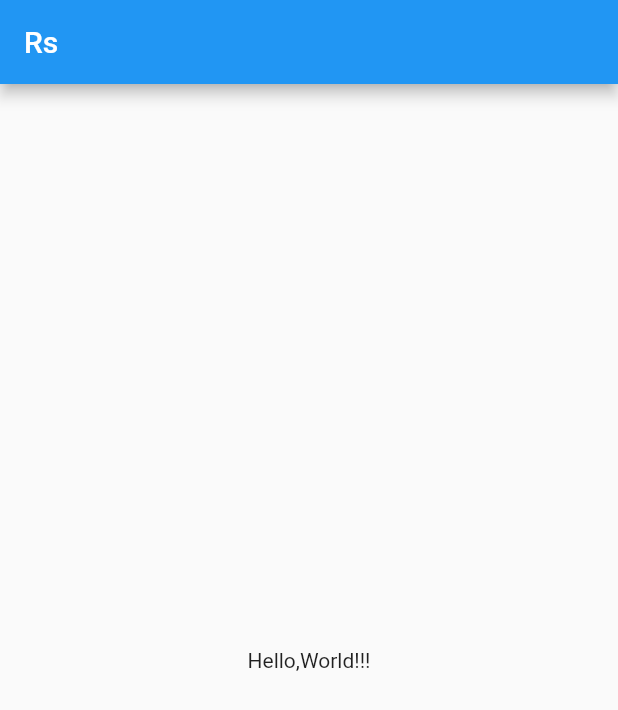
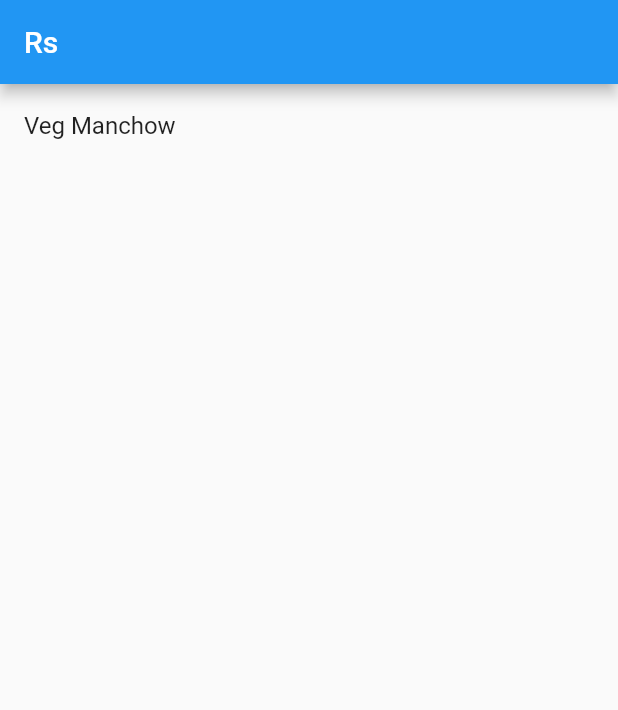
Before and after one commit to shrkamat/ros, a Flutter app: the screen it shows after launch, on a phone screen of 412 x 824 dp. Shown: the top 710 px of the screen. Run offline on Flutter 3.47's test engine with Material 2 defaults, Android fonts, the phone set to English and light mode, and no system bars.

Commit message:
Basic ListView from file data

```diff
--- a/lib/main.dart
+++ b/lib/main.dart
@@ -1,3 +1,6 @@
+import 'dart:async';
+import 'dart:convert';
+
 import 'package:flutter/material.dart';
 
 void main() {
@@ -15,16 +18,65 @@ class MyApp extends StatelessWidget {
         theme: ThemeData(
           primarySwatch: Colors.blue,
         ),
-        //home: const MyHomePage(title: 'Flutter Demo Home Page'),
         home: Scaffold(
           appBar: AppBar(
             title: const Text('Rs'),
           ),
-          body: const Center(
-            child: Text(
-              "Hello,World!!!",
-            ),
-          ),
+          body: const HomePage(),
         ));
   }
 }
+
+class MenuItem {
+  String name = "";
+
+  MenuItem(name) {
+    print('skm ??' + name);
+    this.name = name;
+  }
+
+  factory MenuItem.fromJson(Map<String, dynamic> jsObj) {
+    return MenuItem(jsObj["name"]);
+  }
+}
+
+class HomePage extends StatelessWidget {
+  const HomePage({Key? key}) : super(key: key);
+
+  ListView _itemsView(data) {
+    return ListView.builder(
+      itemCount: data.length,
+      itemBuilder: (context, index) {
+        return _tile(data[index]);
+      },
+    );
+  }
+
+  ListTile _tile(MenuItem classification) => ListTile(
+        title: Text(classification.name),
+      );
+
+  Future<List<MenuItem>> _fetchClassifications(BuildContext context) async {
+    String data = await DefaultAssetBundle.of(context)
+        .loadString("assets/api/app_page.json");
+    final resp = json.decode(data);
+    List menu = resp['Classification'][0]['MenuItems'];
+    return menu.map((jsObj) => MenuItem.fromJson(jsObj)).toList();
+  }
+
+  @override
+  Widget build(BuildContext context) {
+    return FutureBuilder<List<MenuItem>>(
+      future: _fetchClassifications(context),
+      builder: (BuildContext context, snapshot) {
+        if (snapshot.hasData) {
+          return _itemsView(snapshot.data);
+        }
+        if (snapshot.hasError) {
+          return Text(snapshot.error.toString());
+        }
+        return const CircularProgressIndicator();
+      },
+    );
+  }
+}
--- a/pubspec.yaml
+++ b/pubspec.yaml
@@ -58,7 +58,8 @@ flutter:
   uses-material-design: true
 
   # To add assets to your application, add an assets section, like this:
-  # assets:
+  assets:
+      - assets/api/app_page.json
   #   - images/a_dot_burr.jpeg
   #   - images/a_dot_ham.jpeg
 
```
Also changed, not shown: assets/api/app_page.json (added, +28 -0 lines).
